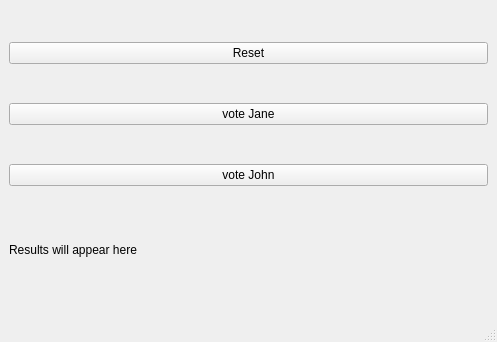
The window that gui/main_window.ui (AseanMoss/voting-app) describes before a commit, drawn with Qt 5.
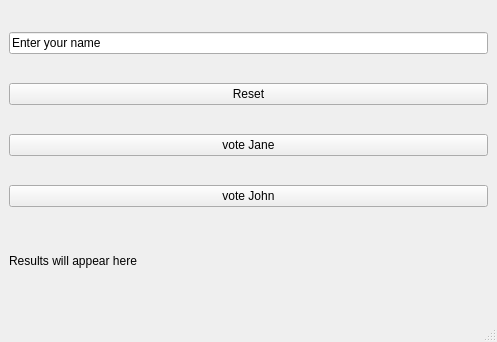
The same window after the commit.

What changed in the file:
```diff
--- a/gui/main_window.ui
+++ b/gui/main_window.ui
@@ -14,7 +14,14 @@
    <string>MainWindow</string>
   </property>
   <widget class="QWidget" name="centralwidget">
-   <layout class="QVBoxLayout" name="verticalLayout" stretch="0,0,0,1">
+   <layout class="QVBoxLayout" name="verticalLayout" stretch="0,0,0,0,1">
+    <item>
+     <widget class="QLineEdit" name="nameInput">
+      <property name="text">
+       <string>Enter your name</string>
+      </property>
+     </widget>
+    </item>
     <item>
      <widget class="QPushButton" name="resetBtn">
       <property name="text">
```
